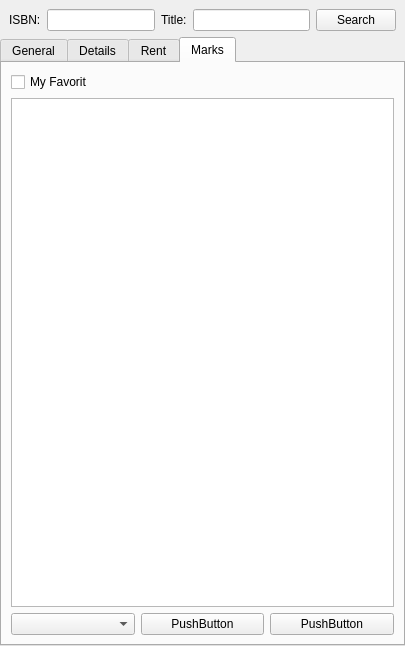
Qt form src/ui/bookdescription.ui (vatriani/mybookdb) before a commit.
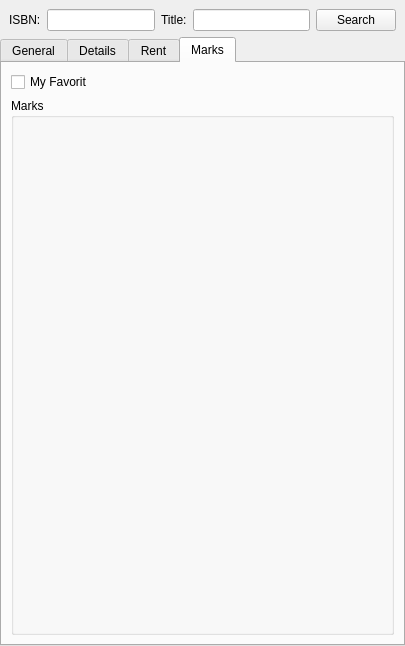
The same form after that commit. The open tabs and pages were chosen to show the change. Icons and pictures are not drawn. Custom widgets are drawn as their Qt base class.

Commit message: using collapseable groupbox for marks

```diff
--- a/src/ui/bookdescription.ui
+++ b/src/ui/bookdescription.ui
@@ -414,28 +414,11 @@
         </widget>
        </item>
        <item>
-        <widget class="QListView" name="listViewMarks"/>
-       </item>
-       <item>
-        <layout class="QHBoxLayout" name="horizontalLayout_8">
-         <item>
-          <widget class="QComboBox" name="comboBox_2"/>
-         </item>
-         <item>
-          <widget class="QPushButton" name="pushButton_2">
-           <property name="text">
-            <string>PushButton</string>
-           </property>
-          </widget>
-         </item>
-         <item>
-          <widget class="QPushButton" name="pushButton_3">
-           <property name="text">
-            <string>PushButton</string>
-           </property>
-          </widget>
-         </item>
-        </layout>
+        <widget class="fieldManager" name="groupBox">
+         <property name="title">
+          <string>Marks</string>
+         </property>
+        </widget>
        </item>
       </layout>
      </widget>
```
Left out of the diff: 110 changed lines with no effect on the pictures.
